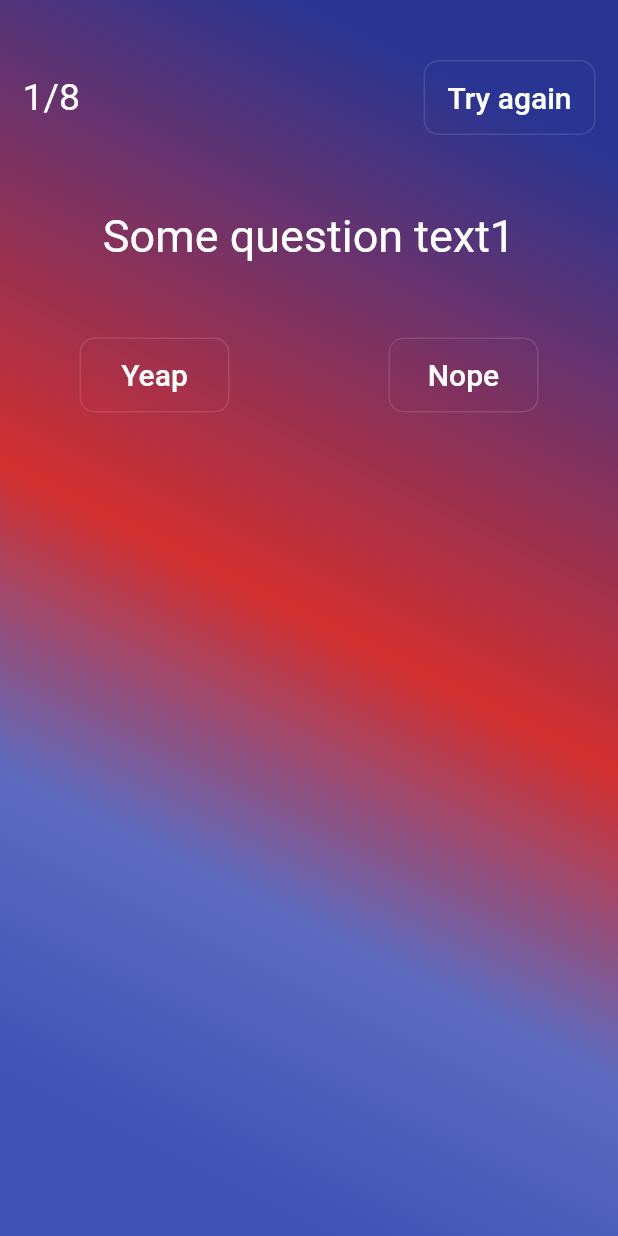
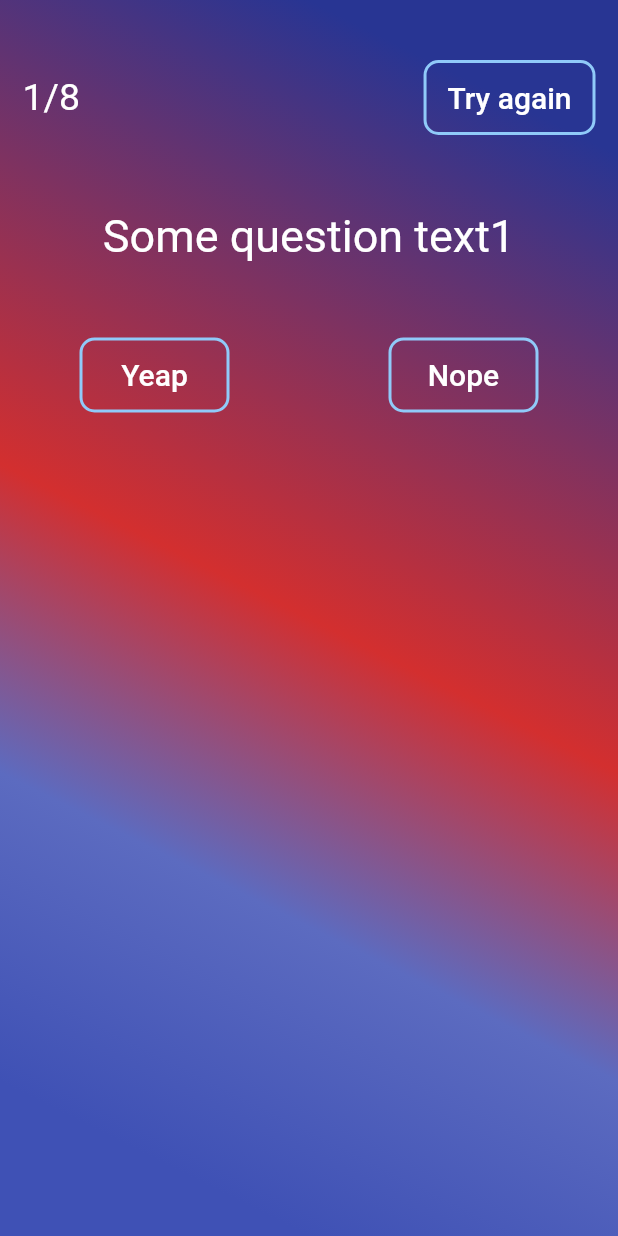
Before and after one commit to icecream78/honest_test, a Flutter app: the screen it shows after launch, after a tap on "Lets begin", on a phone screen of 412 x 824 dp. Run offline on Flutter 3.47's test engine with Material 2 defaults, Android fonts, the phone set to English and light mode, and no system bars.

Commit message:
Fix btn class

```diff
--- /dev/null
+++ b/lib/custom_btn.dart
@@ -0,0 +1,30 @@
+import 'package:flutter/material.dart';
+
+class CustomRoundButton extends RaisedButton {
+  final String text;
+  final VoidCallback onPressed;
+  CustomRoundButton({this.text, @required this.onPressed});
+
+  @override
+  Widget build(BuildContext context) {
+    return ButtonTheme(
+      minWidth: 100.0,
+      height: 50.0,
+      child: OutlineButton(
+        borderSide: BorderSide(color: Colors.blue[200], width: 2.0),
+        color: Colors.green,
+        child: Text(
+          text,
+          style: TextStyle(
+            fontSize: 20.0,
+            color: Colors.white,
+          ),
+        ),
+        shape: RoundedRectangleBorder(
+          borderRadius: BorderRadius.circular(10.0),
+        ),
+        onPressed: onPressed,
+      ),
+    );
+  }
+}
--- a/lib/question_page.dart
+++ b/lib/question_page.dart
@@ -2,7 +2,7 @@ import 'dart:async';
 import 'dart:convert';
 import 'package:flutter/material.dart';
 import 'package:flutter/services.dart' show rootBundle;
-import './test_btn.dart';
+import './custom_btn.dart';
 import 'package:flutter/foundation.dart';
 
 class QuestionPage extends StatefulWidget {
@@ -137,7 +137,7 @@ class QuestionPageState extends State<QuestionPage> {
                     ),
                     Padding(
                       padding: EdgeInsets.only(right: 15.0),
-                      child: createTestBtn(
+                      child: CustomRoundButton(
                         text: 'Try again',
                         onPressed: () =>
                             Navigator.pushReplacementNamed(context, '/start'),
@@ -166,12 +166,12 @@ class QuestionPageState extends State<QuestionPage> {
                   child: Row(
                     mainAxisAlignment: MainAxisAlignment.spaceAround,
                     children: <Widget>[
-                      createTestBtn(
+                      CustomRoundButton(
                         text: 'Yeap',
                         onPressed: () =>
                             answerSelectedHandler(selectedAnswer: Answers.yes),
                       ),
-                      createTestBtn(
+                      CustomRoundButton(
                         text: 'Nope',
                         onPressed: () =>
                             answerSelectedHandler(selectedAnswer: Answers.no),
--- a/lib/test_btn.dart
+++ /dev/null
@@ -1,26 +0,0 @@
-import 'package:flutter/material.dart';
-
-ButtonTheme createTestBtn({
-  String text = 'Lets begin',
-  @required VoidCallback onPressed,
-}) {
-  return ButtonTheme(
-    minWidth: 100.0,
-    height: 50.0,
-    child: OutlineButton(
-      color: Colors.green,
-      // splashColor: Colors.teal,
-      textColor: Colors.white,
-      child: Text(
-        text,
-        style: TextStyle(
-          fontSize: 20.0,
-        ),
-      ),
-      shape: RoundedRectangleBorder(
-        borderRadius: BorderRadius.circular(10.0),
-      ),
-      onPressed: onPressed,
-    ),
-  );
-}
```
